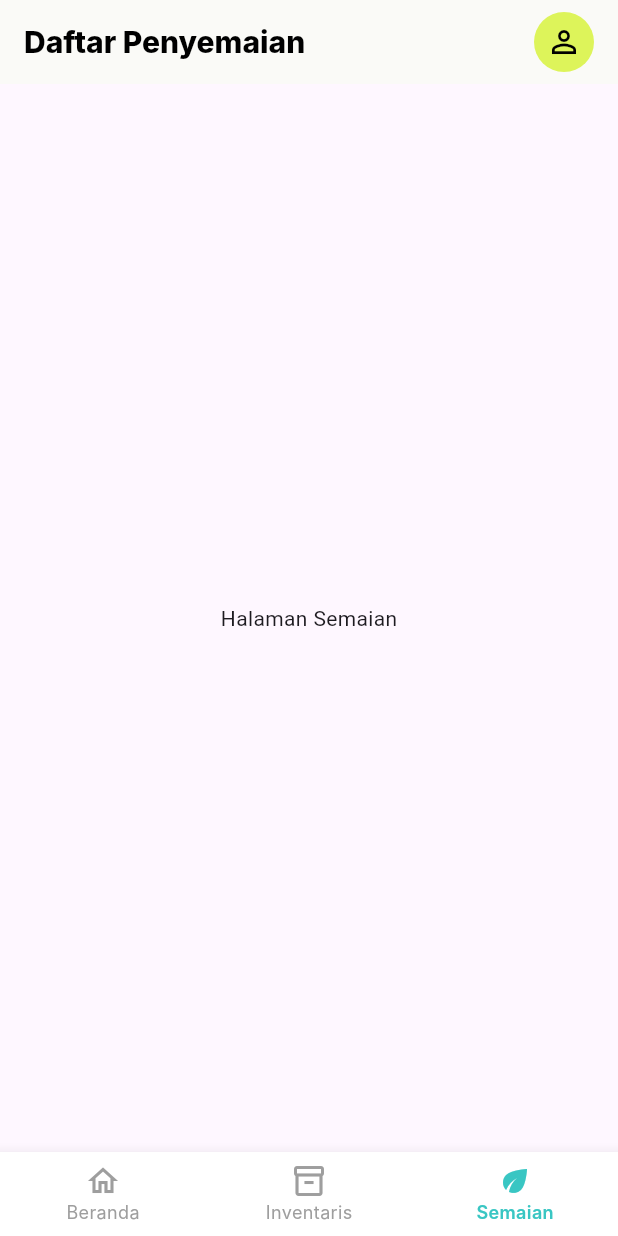
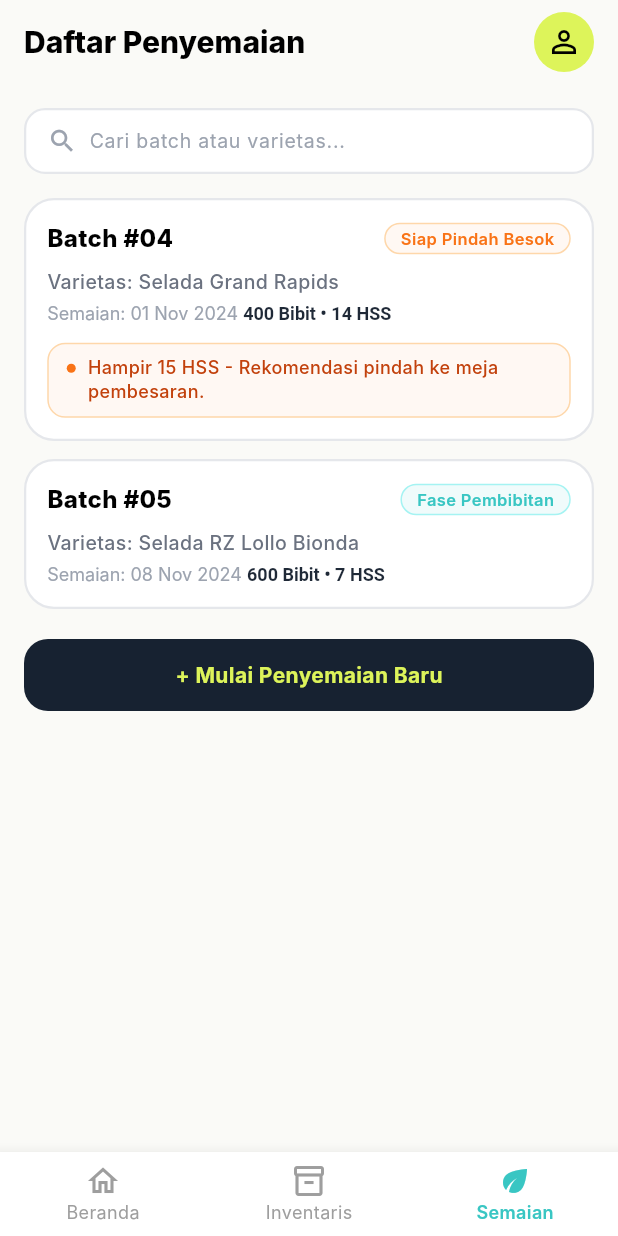
Before and after one commit to devinayeon/hidrosense, a Flutter app: the screen it shows after launch, item 3 of the bottom bar chosen, on a phone screen of 412 x 824 dp. Run offline on Flutter 3.47's test engine with Material 3 defaults, Android fonts, the light colour scheme and no system bars; our stand-ins replace flutter_riverpod; Roboto replaces fonts that are missing (Inter).

Commit message:
refactoring a lot of thingy & add: tampilan penyemaian

```diff
--- /dev/null
+++ b/apps/mobile/lib/viewmodels/penyemaian_viewmodel.dart
@@ -0,0 +1,38 @@
+import 'package:flutter_riverpod/flutter_riverpod.dart';
+import '../models/seeding_batch_model.dart';
+
+class PenyemaianViewModel extends StateNotifier<List<SeedingBatch>> {
+  PenyemaianViewModel() : super([]) {
+    fetchSeedingData();
+  }
+
+  Future<void> fetchSeedingData() async {
+    await Future.delayed(const Duration(milliseconds: 300));
+    state = [
+      SeedingBatch(
+        id: '1',
+        batchName: 'Batch #04',
+        variety: 'Selada Grand Rapids',
+        dateText: '01 Nov 2024',
+        seedCount: 400,
+        hss: 14,
+        statusLabel: 'Siap Pindah Besok',
+        note: 'Hampir 15 HSS - Rekomendasi pindah ke meja pembesaran.',
+      ),
+      SeedingBatch(
+        id: '2',
+        batchName: 'Batch #05',
+        variety: 'Selada RZ Lollo Bionda',
+        dateText: '08 Nov 2024',
+        seedCount: 600,
+        hss: 7,
+        statusLabel: 'Fase Pembibitan',
+      ),
+    ];
+  }
+}
+
+final penyemaianViewModelProvider =
+    StateNotifierProvider<PenyemaianViewModel, List<SeedingBatch>>((ref) {
+      return PenyemaianViewModel();
+    });
--- /dev/null
+++ b/apps/mobile/lib/views/components/penyemaian_body.dart
@@ -0,0 +1,69 @@
+import 'package:flutter/material.dart';
+import 'package:flutter_riverpod/flutter_riverpod.dart';
+import '../../viewmodels/penyemaian_viewmodel.dart';
+import '../widgets/custom_search_bar.dart';
+import '../widgets/row_info_card_md.dart';
+import '../widgets/row_button.dart';
+import '../widgets/seeding_card_content.dart';
+
+class PenyemaianBody extends ConsumerWidget {
+  const PenyemaianBody({super.key});
+
+  @override
+  Widget build(BuildContext context, WidgetRef ref) {
+    final seedingList = ref.watch(penyemaianViewModelProvider);
+
+    return Container(
+      width: double.infinity,
+      height: double.infinity,
+      color: const Color.fromRGBO(250, 250, 247, 1),
+      child: SingleChildScrollView(
+        physics: const BouncingScrollPhysics(),
+        padding: const EdgeInsets.all(16.0),
+        child: Column(
+          crossAxisAlignment: CrossAxisAlignment.start,
+          children: [
+            const CustomSearchBar(placeholder: 'Cari batch atau varietas...'),
+            const SizedBox(height: 16),
+            ...seedingList.map((item) {
+              final isReady = item.statusLabel.contains('Siap');
+              return Padding(
+                padding: const EdgeInsets.only(bottom: 12.0),
+                child: RowInfoCardMd(
+                  backgroundColor: Colors.white,
+                  borderColor: const Color.fromRGBO(229, 231, 235, 1),
+                  child: SeedingCardContent(
+                    batchName: item.batchName,
+                    variety: item.variety,
+                    dateText: item.dateText,
+                    seedCountText: item.seedCountText,
+                    hssText: item.hssText,
+                    statusLabel: item.statusLabel,
+                    statusTextColor: isReady
+                        ? const Color.fromRGBO(249, 115, 22, 1)
+                        : const Color.fromRGBO(57, 198, 195, 1),
+                    statusBgColor: isReady
+                        ? const Color.fromRGBO(255, 248, 243, 1)
+                        : const Color.fromRGBO(240, 251, 251, 1),
+                    statusBorderColor: isReady
+                        ? const Color.fromRGBO(254, 215, 170, 1)
+                        : const Color.fromRGBO(165, 243, 242, 1),
+                    note: item.note,
+                  ),
+                ),
+              );
+            }),
+            const SizedBox(height: 8),
+            RowButton(
+              label: '+ Mulai Penyemaian Baru',
+              backgroundColor: const Color.fromRGBO(23, 34, 49, 1),
+              textColor: const Color.fromRGBO(221, 244, 90, 1),
+              onTap: () {},
+            ),
+            const SizedBox(height: 16),
+          ],
+        ),
+      ),
+    );
+  }
+}
--- a/apps/mobile/lib/views/pages/main_page.dart
+++ b/apps/mobile/lib/views/pages/main_page.dart
@@ -1,5 +1,6 @@
 import 'package:flutter/material.dart';
 import 'package:hidrosense_mobile/views/components/inventaris_body.dart';
+import 'package:hidrosense_mobile/views/components/penyemaian_body.dart'; // Import baru
 import '../components/header.dart';
 import '../components/dashboard_body.dart';
 import '../components/custom_bottom_navigation_bar.dart';
@@ -17,7 +18,7 @@ class _MainPageState extends State<MainPage> {
   final List<Widget> _pages = const [
     DashboardBody(),
     InventarisBody(),
-    Center(child: Text("Halaman Semaian")),
+    PenyemaianBody(), // Menggunakan widget PenyemaianBody
   ];
 
   // Mengembalikan judul header berdasarkan index aktif
@@ -29,7 +30,7 @@ class _MainPageState extends State<MainPage> {
         return 'Daftar Penyemaian';
       case 0:
       default:
-        return 'HidroSense'; // Menggunakan default
+        return 'HidroSense';
     }
   }
 
@@ -42,9 +43,7 @@ class _MainPageState extends State<MainPage> {
   @override
   Widget build(BuildContext context) {
     return Scaffold(
-      appBar: Header(
-        titleText: _headerTitle,
-      ),
+      appBar: Header(titleText: _headerTitle),
       body: _pages[_selectedIndex],
       bottomNavigationBar: CustomBottomNavigationBar(
         currentIndex: _selectedIndex,
--- a/apps/mobile/lib/views/widgets/custom_search_bar.dart
+++ b/apps/mobile/lib/views/widgets/custom_search_bar.dart
@@ -4,18 +4,20 @@ class CustomSearchBar extends StatelessWidget {
   final String placeholder;
   final ValueChanged<String>? onChanged;
   final TextEditingController? controller;
+  final double? width;
 
   const CustomSearchBar({
     super.key,
     this.placeholder = 'Cari nama barang...',
     this.onChanged,
     this.controller,
+    this.width,
   });
 
   @override
   Widget build(BuildContext context) {
     return Container(
-      width: 328,
+      width: width ?? double.infinity,
       height: 44,
       padding: const EdgeInsets.symmetric(horizontal: 14),
       decoration: BoxDecoration(
--- a/apps/mobile/lib/views/widgets/row_info_card_md.dart
+++ b/apps/mobile/lib/views/widgets/row_info_card_md.dart
@@ -24,22 +24,18 @@ class RowInfoCardMd extends StatelessWidget {
   Widget build(BuildContext context) {
     return Material(
       color: Colors.transparent,
-      child: InkWell(
-        onTap: onTap,
-        borderRadius: BorderRadius.circular(20),
-        child: Container(
-          width: width,
-          height: height,
-          padding: padding,
-          decoration: BoxDecoration(
-            color: backgroundColor,
-            borderRadius: BorderRadius.circular(20),
-            border: Border.all(
-              color: borderColor,
-              width: 1.5,
-            ),
-          ),
-          child: child,
+      child: Ink(
+        width: width,
+        height: height,
+        decoration: BoxDecoration(
+          color: backgroundColor,
+          borderRadius: BorderRadius.circular(20),
+          border: Border.all(color: borderColor, width: 1.5),
+        ),
+        child: InkWell(
+          onTap: onTap,
+          borderRadius: BorderRadius.circular(20),
+          child: Padding(padding: padding, child: child),
         ),
       ),
     );
--- /dev/null
+++ b/apps/mobile/lib/views/widgets/seeding_card_content.dart
@@ -0,0 +1,147 @@
+import 'package:flutter/material.dart';
+import 'capsule_badge.dart';
+
+class SeedingCardContent extends StatelessWidget {
+  final String batchName;
+  final String statusLabel;
+  final Color statusTextColor;
+  final Color statusBgColor;
+  final Color statusBorderColor;
+  final String variety;
+  final String dateText;
+  final String seedCountText;
+  final String hssText;
+  final String? note;
+
+  const SeedingCardContent({
+    super.key,
+    required this.batchName,
+    required this.statusLabel,
+    required this.statusTextColor,
+    required this.statusBgColor,
+    required this.statusBorderColor,
+    required this.variety,
+    required this.dateText,
+    required this.seedCountText,
+    required this.hssText,
+    this.note,
+  });
+
+  @override
+  Widget build(BuildContext context) {
+    return Column(
+      crossAxisAlignment: CrossAxisAlignment.start,
+      children: [
+        // Baris Atas: Judul Batch dan Badge Status
+        Row(
+          mainAxisAlignment: MainAxisAlignment.spaceBetween,
+          crossAxisAlignment: CrossAxisAlignment.center,
+          children: [
+            Expanded(
+              // Tambahkan Expanded
+              child: Text(
+                batchName,
+                maxLines: 1,
+                overflow: TextOverflow.ellipsis,
+                style: const TextStyle(
+                  fontFamily: 'Inter',
+                  fontWeight: FontWeight.w800,
+                  fontSize: 16,
+                  color: Colors.black,
+                ),
+              ),
+            ),
+            const SizedBox(width: 8), // Berikan jarak aman
+            CapsuleBadge(
+              label: statusLabel,
+              textColor: statusTextColor,
+              backgroundColor: statusBgColor,
+              borderColor: statusBorderColor,
+              size: CapsuleSize.medium,
+            ),
+          ],
+        ),
+
+        const SizedBox(height: 8),
+
+        // Subtitle Varietas
+        Text(
+          'Varietas: $variety',
+          style: const TextStyle(
+            fontFamily: 'Inter',
+            fontWeight: FontWeight.w500,
+            fontSize: 13,
+            color: Color.fromRGBO(107, 114, 128, 1),
+          ),
+        ),
+
+        const SizedBox(height: 4),
+
+        // Info Semaian & HSS (Tanggal + Jumlah Bibit • X HSS)
+        RichText(
+          text: TextSpan(
+            style: const TextStyle(
+              fontFamily: 'Inter',
+              fontSize: 12,
+              color: Color.fromRGBO(156, 163, 175, 1),
+            ),
+            children: [
+              TextSpan(text: 'Semaian: $dateText '),
+              TextSpan(
+                text: '$seedCountText • $hssText',
+                style: const TextStyle(
+                  fontWeight: FontWeight.w700,
+                  color: Color.fromRGBO(31, 41, 55, 1),
+                ),
+              ),
+            ],
+          ),
+        ),
+
+        // Box Catatan/Rekomendasi (Jika ada)
+        if (note != null && note!.isNotEmpty) ...[
+          const SizedBox(height: 12),
+          Container(
+            width: double.infinity,
+            padding: const EdgeInsets.symmetric(horizontal: 12, vertical: 8),
+            decoration: BoxDecoration(
+              color: const Color.fromRGBO(255, 248, 243, 1),
+              borderRadius: BorderRadius.circular(12),
+              border: Border.all(
+                color: const Color.fromRGBO(254, 215, 170, 1),
+                width: 1.0,
+              ),
+            ),
+            child: Row(
+              crossAxisAlignment: CrossAxisAlignment.start,
+              children: [
+                Container(
+                  margin: const EdgeInsets.only(top: 5),
+                  width: 6,
+                  height: 6,
+                  decoration: const BoxDecoration(
+                    color: Color.fromRGBO(249, 115, 22, 1),
+                    shape: BoxShape.circle,
+                  ),
+                ),
+                const SizedBox(width: 8),
+                Expanded(
+                  child: Text(
+                    note!,
+                    style: const TextStyle(
+                      fontFamily: 'Inter',
+                      fontSize: 12,
+                      fontWeight: FontWeight.w500,
+                      color: Color.fromRGBO(194, 65, 12, 1),
+                      height: 1.3,
+                    ),
+                  ),
+                ),
+              ],
+            ),
+          ),
+        ],
+      ],
+    );
+  }
+}
```
Also changed, not shown: apps/mobile/lib/models/inventory_item_model.dart (added, +49 -0 lines), apps/mobile/lib/models/seeding_batch_model.dart (added, +37 -0 lines), apps/mobile/lib/viewmodels/inventaris_viewmodel.dart (added, +99 -0 lines), apps/mobile/lib/views/components/inventaris_body.dart (+65 -98 lines), apps/mobile/lib/views/widgets/item_info_details.dart (+7 -5 lines), apps/mobile/lib/views/widgets/stock_status_badge.dart (+8 -2 lines).
